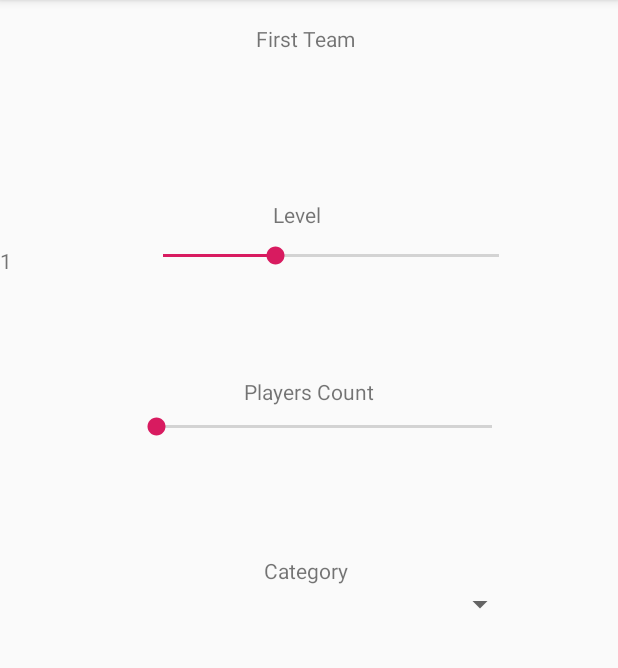
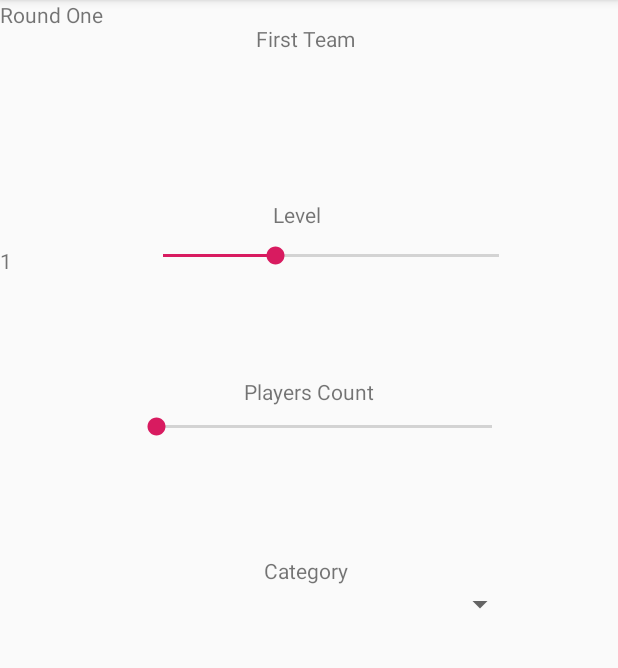
Before and after one commit to paref/Maskhare, an Android app: the WordActivity screen opened directly, with no data from a screen before it, on a phone screen of 412 x 824 dp, the part 84-752 px from its top. Run offline under Robolectric (Android 15) with nearby library versions, the phone set to English and light mode, and no system bars; libraries missing offline, so code that uses them is left out: com.readystatesoftware.sqliteasset; 7 statements that could not run were skipped.

Commit message:
added Seekbar PlayersCount added Round counter text view

```diff
--- a/app/src/main/java/com/example/maskhare/WordActivity.java
+++ b/app/src/main/java/com/example/maskhare/WordActivity.java
@@ -96,6 +96,7 @@ public class WordActivity extends AppCompatActivity {
 
             }
         });
+        SeekBar PlayersCountSpinner = findViewById(R.id.PlayersCountSeekBar);
         Button GoBtn = findViewById(R.id.GoBtn);
         GoBtn.setOnClickListener(new View.OnClickListener() {
             @Override
--- a/app/src/main/res/layout/activity_word.xml
+++ b/app/src/main/res/layout/activity_word.xml
@@ -115,5 +115,13 @@
         app:layout_constraintStart_toStartOf="parent"
         app:layout_constraintTop_toBottomOf="@+id/LevelSeekBar" />
 
+    <TextView
+        android:id="@+id/RoundCounter"
+        android:layout_width="74dp"
+        android:layout_height="23dp"
+        android:text="Round One"
+        tools:layout_editor_absoluteX="171dp"
+        tools:layout_editor_absoluteY="61dp" />
+
 
 </android.support.constraint.ConstraintLayout>
```
